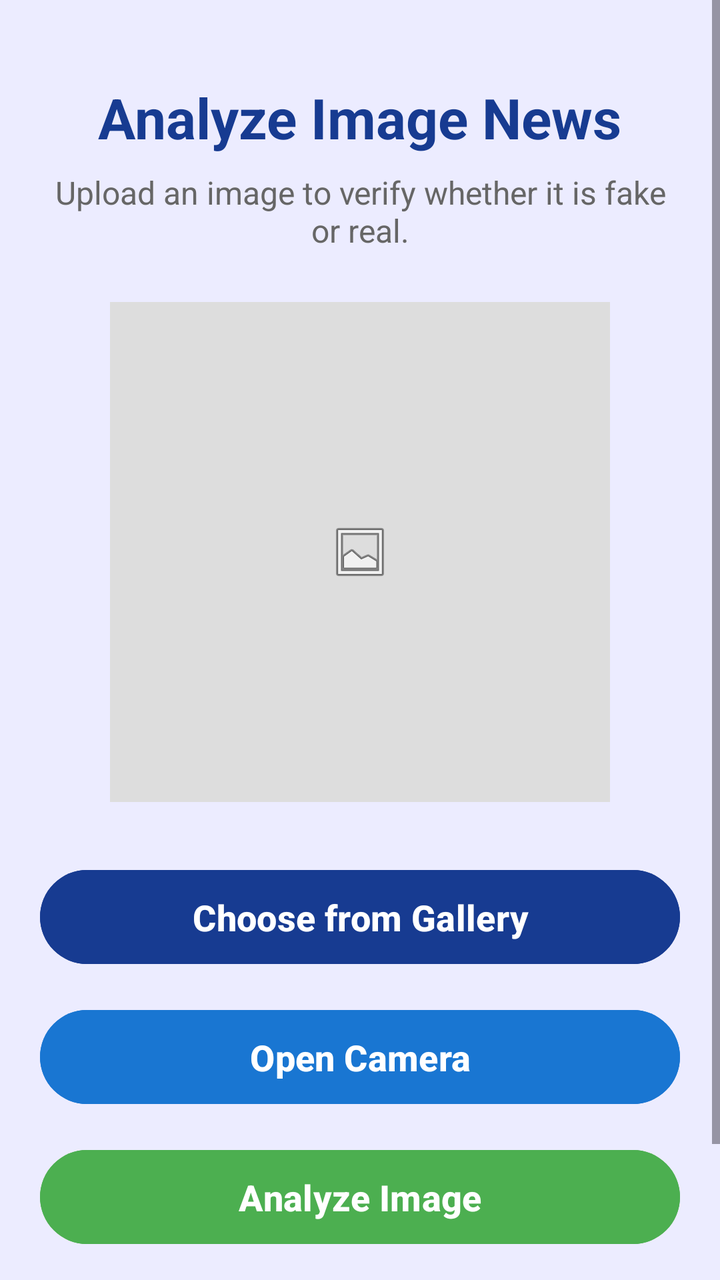
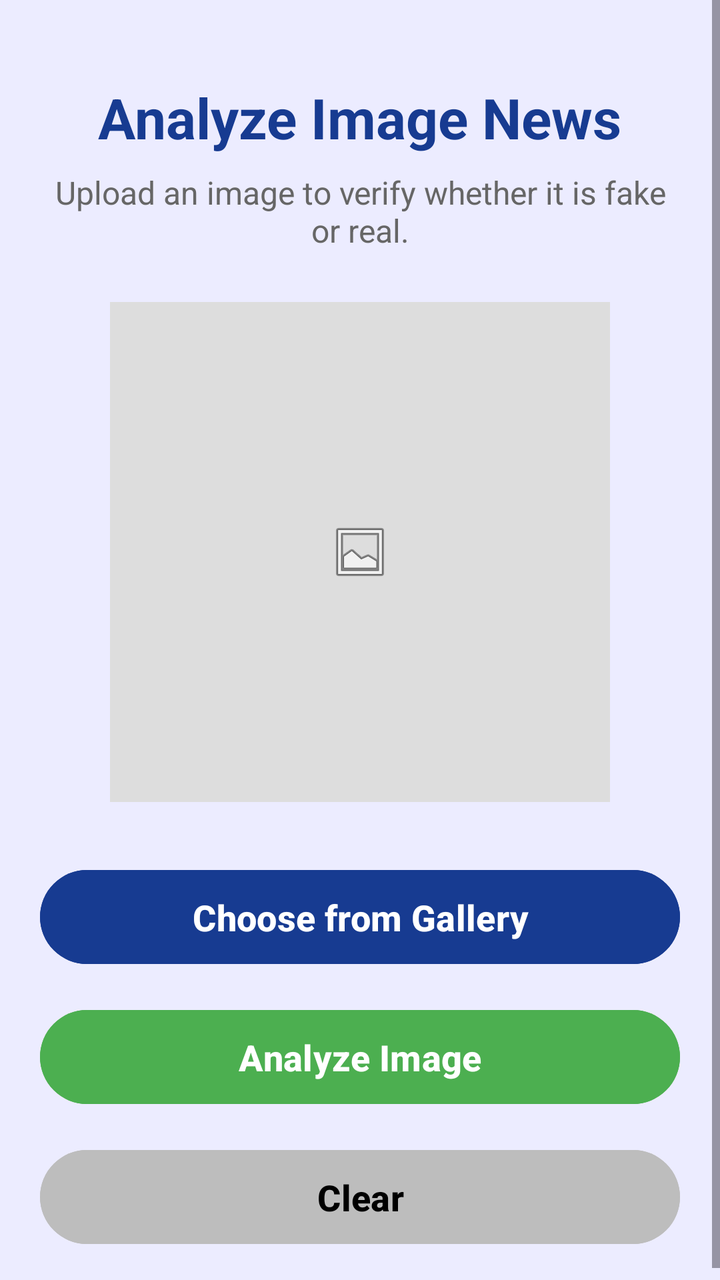

Compare the two renders of this Android layout. The source of the first and the diff that turns it into the second are given below.
<!-- AndroidManifest.xml: application theme Theme.FactX -->
<!-- res/layout/activity_image_analysis.xml -->
<?xml version="1.0" encoding="utf-8"?>
<ScrollView xmlns:android="http://schemas.android.com/apk/res/android"
    android:layout_width="match_parent"
    android:layout_height="match_parent"
    android:background="#ECECFF">

    <LinearLayout
        android:layout_width="match_parent"
        android:layout_height="wrap_content"
        android:orientation="vertical"
        android:padding="20dp">

        

        <TextView
            android:layout_width="wrap_content"
            android:layout_height="wrap_content"
            android:text="Analyze Image News"
            android:textSize="28sp"
            android:textStyle="bold"
            android:textColor="#173B91"
            android:layout_gravity="center"
            android:layout_marginTop="20dp"/>

        <TextView
            android:layout_width="wrap_content"
            android:layout_height="wrap_content"
            android:text="Upload an image to verify whether it is fake or real."
            android:textSize="16sp"
            android:textColor="#666666"
            android:gravity="center"
            android:layout_gravity="center"
            android:layout_marginTop="8dp"
            android:layout_marginBottom="25dp"/>

        

        <ImageView
            android:id="@+id/imgPreview"
            android:layout_width="250dp"
            android:layout_height="250dp"
            android:layout_gravity="center"
            android:background="#DDDDDD"
            android:src="@android:drawable/ic_menu_gallery"
            android:scaleType="centerInside"/>

        

        <Button
            android:id="@+id/btnGallery"
            android:layout_width="match_parent"
            android:layout_height="55dp"
            android:layout_marginTop="30dp"
            android:text="Choose from Gallery"
            android:textAllCaps="false"
            android:textStyle="bold"
            android:textSize="18sp"
            android:backgroundTint="#173B91"
            android:textColor="#FFFFFF"/>

        

        <Button
            android:id="@+id/btnCamera"
            android:layout_width="match_parent"
            android:layout_height="55dp"
            android:layout_marginTop="15dp"
            android:text="Open Camera"
            android:textAllCaps="false"
            android:textStyle="bold"
            android:textSize="18sp"
            android:backgroundTint="#1976D2"
            android:textColor="#FFFFFF"/>

        

        <Button
            android:id="@+id/btnAnalyzeImage"
            android:layout_width="match_parent"
            android:layout_height="55dp"
            android:layout_marginTop="15dp"
            android:text="Analyze Image"
            android:textAllCaps="false"
            android:textStyle="bold"
            android:textSize="18sp"
            android:backgroundTint="#4CAF50"
            android:textColor="#FFFFFF"/>

        

        <Button
            android:id="@+id/btnClearImage"
            android:layout_width="match_parent"
            android:layout_height="55dp"
            android:layout_marginTop="15dp"
            android:text="Clear"
            android:textAllCaps="false"
            android:textStyle="bold"
            android:textSize="18sp"
            android:backgroundTint="#BDBDBD"
            android:textColor="#000000"/>


    </LinearLayout>

</ScrollView>
<!-- resources referenced by this layout -->
<resources>
  <style name="Theme.FactX" parent="Base.Theme.FactX" />
  <style name="Base.Theme.FactX" parent="Theme.Material3.DayNight.NoActionBar">
          
          
      </style>
</resources>

<!-- the commit's change to res/layout/activity_image_analysis.xml (unified diff, before → after) -->
@@ -60,17 +60,7 @@
 
         
 
-        <Button
-            android:id="@+id/btnCamera"
-            android:layout_width="match_parent"
-            android:layout_height="55dp"
-            android:layout_marginTop="15dp"
-            android:text="Open Camera"
-            android:textAllCaps="false"
-            android:textStyle="bold"
-            android:textSize="18sp"
-            android:backgroundTint="#1976D2"
-            android:textColor="#FFFFFF"/>
+
 
         
 
